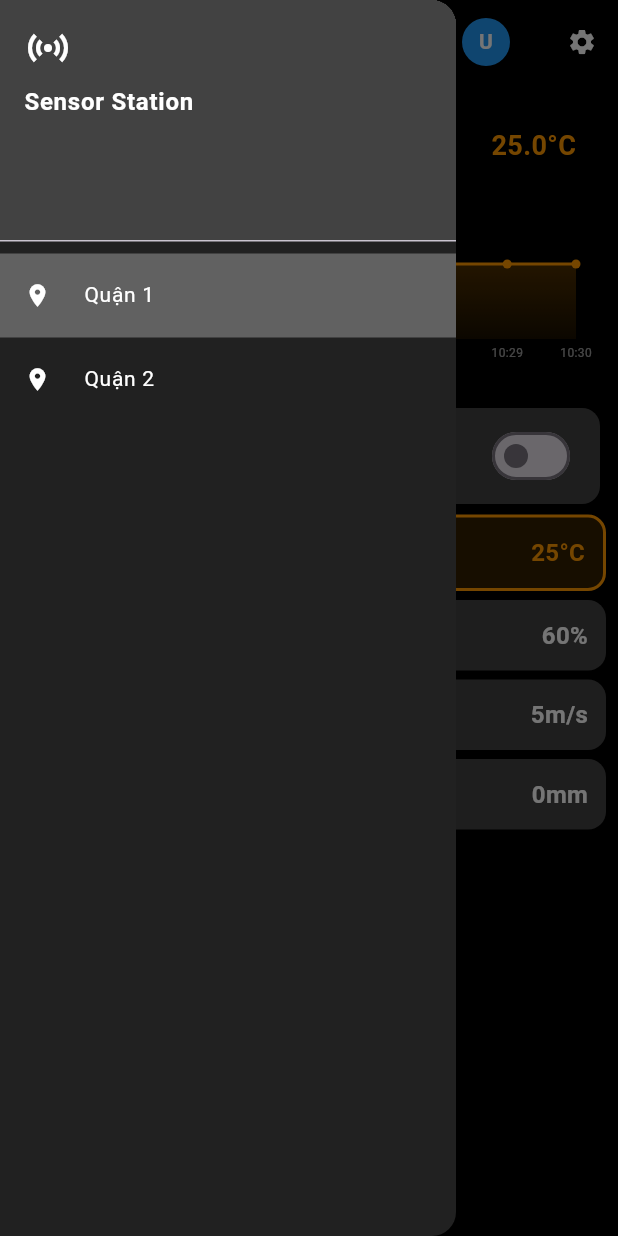
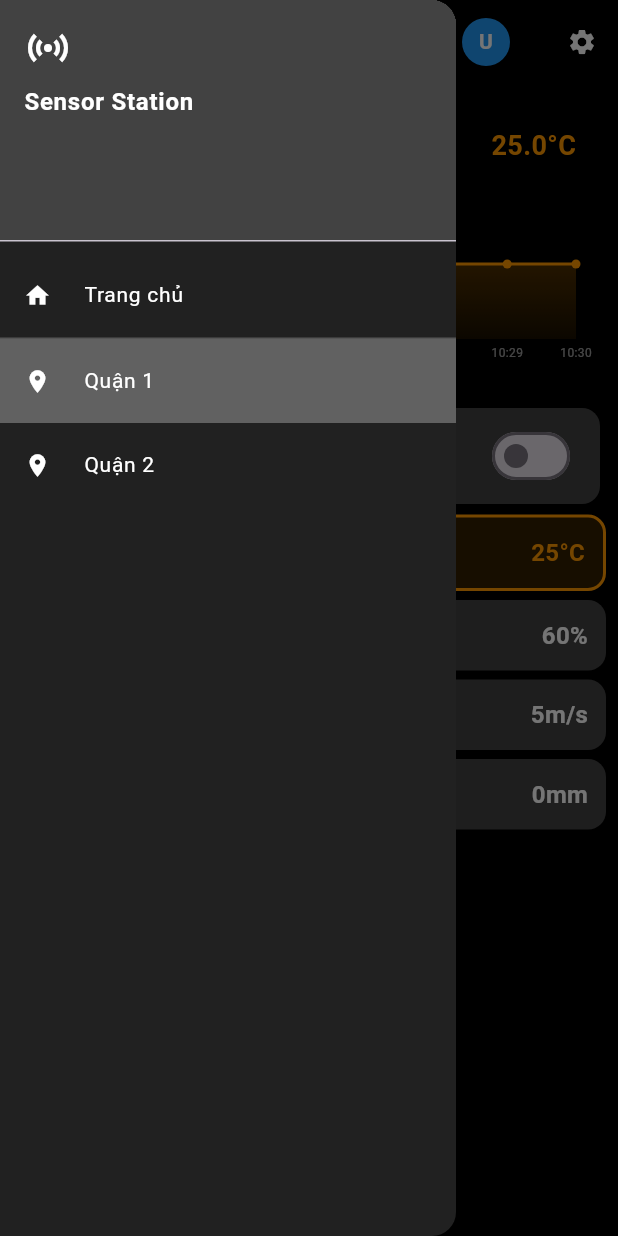
Before and after one commit to buiTannn/Sensor-Station-App-, a Flutter app: the SensorMonitoringPage screen opened directly, with the side drawer open, on a phone screen of 412 x 824 dp. Run offline on Flutter 3.47's test engine with Material 3 defaults, Android fonts, the phone set to English and light mode, and no system bars; drawn by our look-alikes of fl_chart; our stand-ins replace firebase_core, firebase_database, shared_preferences; accounts and stored records are empty.

Commit message:
thêm trang chủ

```diff
--- a/lib/main.dart
+++ b/lib/main.dart
@@ -647,6 +647,24 @@ class _SensorMonitoringPageState extends State<SensorMonitoringPage> {
                 ],
               ),
             ),
+
+            ListTile(
+              leading: const Icon(Icons.home, color: Colors.white, size: 18),
+              title: const Text(
+                'Trang chủ',
+                style: TextStyle(color: Colors.white, fontSize: 14),
+              ),
+              onTap: () {
+                Navigator.pop(context);
+                Navigator.push(
+                  context,
+                  MaterialPageRoute(builder: (context) => const SensorStationScreen()),
+                );
+              },
+            ),
+
+            const Divider(color: Colors.white24, height: 1),
+
             for (int i = 1; i <= 2; i++)
               ListTile(
                 leading: const Icon(Icons.location_on, color: Colors.white, size: 18),
```
